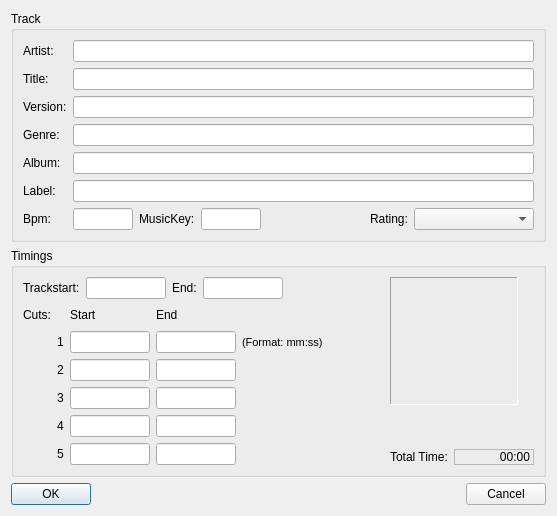
The window that trunk/src/playlist/playlistedit.ui (pfedick/winmusik) describes before a commit, drawn with Qt 5.
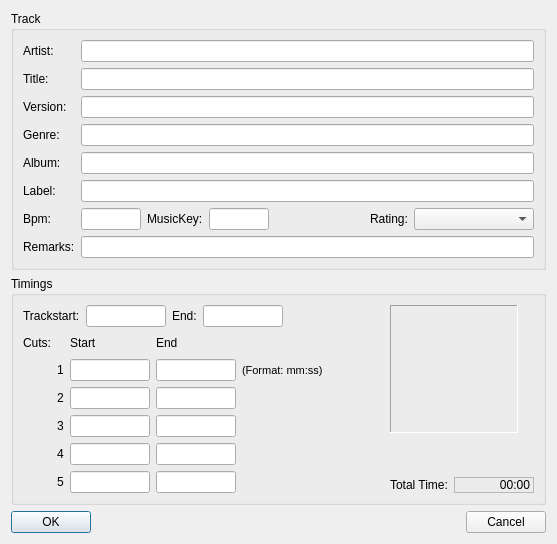
The same window after the commit. Icons and pictures are not drawn.

The edit to the form file:
```diff
--- a/trunk/src/playlist/playlistedit.ui
+++ b/trunk/src/playlist/playlistedit.ui
@@ -231,6 +231,16 @@
           </item>
          </layout>
         </item>
+        <item row="7" column="0">
+         <widget class="QLabel" name="label_17">
+          <property name="text">
+           <string>Remarks:</string>
+          </property>
+         </widget>
+        </item>
+        <item row="7" column="1">
+         <widget class="QLineEdit" name="remarks"/>
+        </item>
        </layout>
       </item>
      </layout>
```
